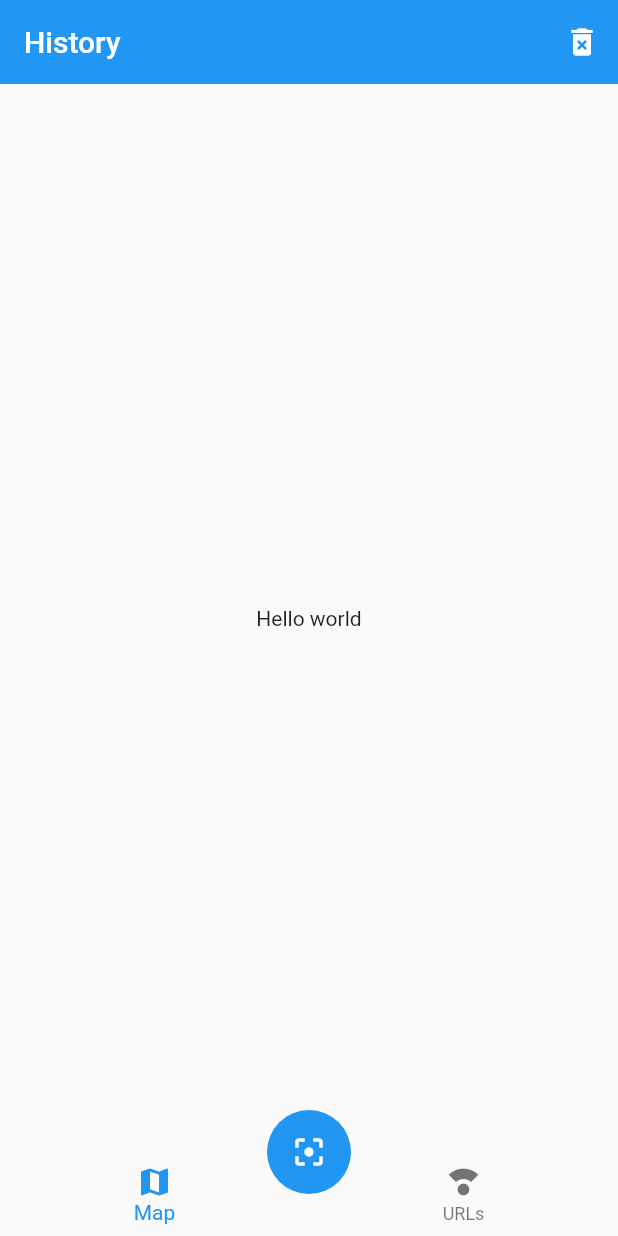
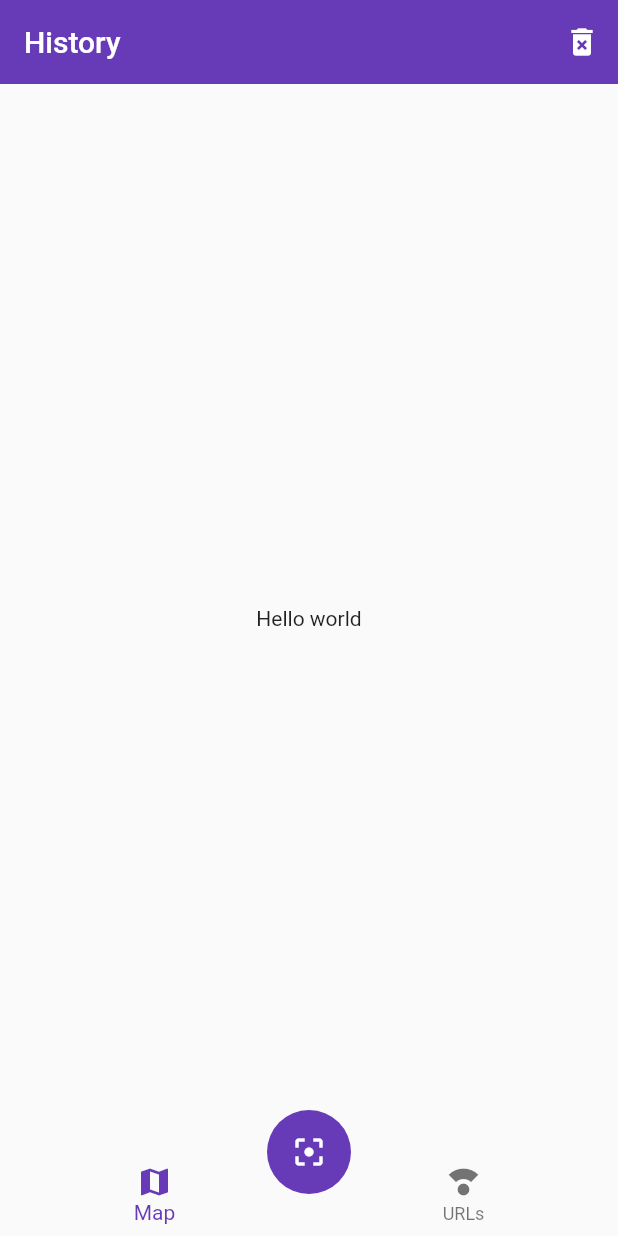
Before and after one commit to dtlucho/flutter_qr_reader, a Flutter app: the screen it shows after launch, on a phone screen of 412 x 824 dp. Run offline on Flutter 3.47's test engine with Material 2 defaults, Android fonts, the phone set to English and light mode, and no system bars.

Commit message:
custom theme

```diff
--- a/lib/main.dart
+++ b/lib/main.dart
@@ -12,9 +12,15 @@ class MyApp extends StatelessWidget {
       title: 'QR Reader',
       initialRoute: 'home',
       routes: {
-        'home': (_) => HomePage(),
-        'map': (_) => MapPage(),
+        'home': (_) => const HomePage(),
+        'map': (_) => const MapPage(),
       },
+      theme: ThemeData(
+        primarySwatch: Colors.deepPurple,
+        floatingActionButtonTheme: const FloatingActionButtonThemeData(
+          backgroundColor: Colors.deepPurple,
+        ),
+      ),
     );
   }
 }
```
